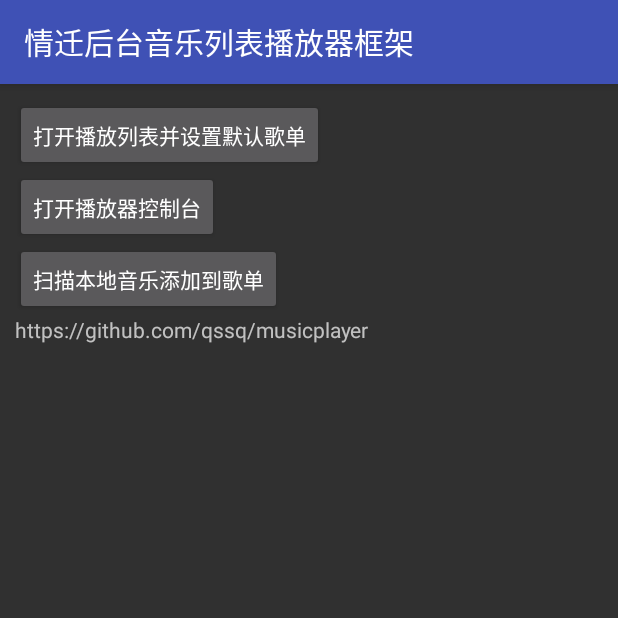
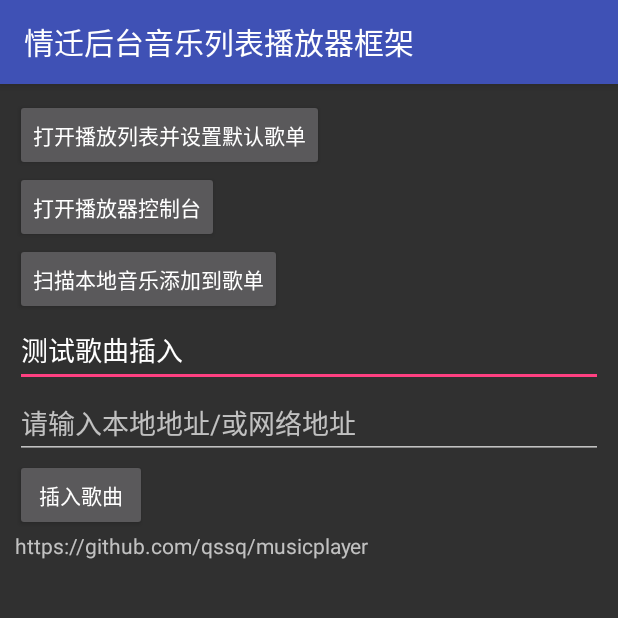
Before and after one commit to lozn00/musicplayer, an Android app: the screen it shows after launch (MainActivity), after a tap on "扫描本地音乐添加到歌单", on a phone screen of 412 x 824 dp, the top half of it. Run offline under Robolectric (Android 15) with nearby library versions, the phone set to English and light mode, and no system bars; libraries missing offline, so code that uses them is left out: com.danikula.videocache.

Commit message:
修复超过35分钟进度调0问题

```diff
--- a/app/src/main/java/cn/qssq666/musicplayerdemo/MainActivity.java
+++ b/app/src/main/java/cn/qssq666/musicplayerdemo/MainActivity.java
@@ -8,9 +8,11 @@ import android.database.Cursor;
 import android.os.Bundle;
 import android.provider.MediaStore;
 import android.support.v7.app.AppCompatActivity;
+import android.text.TextUtils;
 import android.text.format.Formatter;
 import android.util.Log;
 import android.view.View;
+import android.widget.EditText;
 import android.widget.TextView;
 import android.widget.Toast;
 
@@ -19,12 +21,14 @@ import java.util.ArrayList;
 import java.util.List;
 
 import cn.qssq666.musicplayer.music.MusicData;
+import cn.qssq666.musicplayerdemo.bean.NetMusicModel;
 import cn.qssq666.musicplayerdemo.bean.PhoneMedia;
 import cn.qssq666.musicplayerdemo.interfaces.INotify;
 import cn.qssq666.musicplayerdemo.msic.MusicServiceHelper;
 import cn.qssq666.musicplayerdemo.msic.QssqTask;
 import cn.qssq666.musicplayerdemo.utils.DialogUtils;
 import cn.qssq666.musicplayerdemo.utils.TestUtils;
+
 
 public class MainActivity extends AppCompatActivity implements View.OnClickListener {
 
@@ -33,6 +37,8 @@ public class MainActivity extends AppCompatActivity implements View.OnClickListe
     private boolean mCancel;
     private final static String TAG = "MainActivity";
     private TextView tvGithub;
+    private EditText evTitle;
+    private EditText evUrl;
 
     @Override
     protected void onCreate(Bundle savedInstanceState) {
@@ -40,6 +46,9 @@ public class MainActivity extends AppCompatActivity implements View.OnClickListe
         setContentView(R.layout.activity_main);
         findViewById(R.id.btn_to_play_Page).setOnClickListener(this);
         findViewById(R.id.btn_scan_local_music).setOnClickListener(this);
+        evTitle = ((EditText) findViewById(R.id.ev_title));
+        evUrl = ((EditText) findViewById(R.id.ev_url));
+        findViewById(R.id.btn_add_music).setOnClickListener(this);
         tvGithub = (TextView) findViewById(R.id.btn_github);
         tvGithub.setOnClickListener(this);
         findViewById(R.id.btn_to_play_list).setOnClickListener(this);
@@ -104,8 +113,27 @@ public class MainActivity extends AppCompatActivity implements View.OnClickListe
 
             break;
             case R.id.btn_scan_local_music:
+                scanLocalMusic();
+                break;
+            case R.id.btn_add_music:
+                ArrayList list = null;
+                if (instance.getPlaybinder().getMusicList() == null) {
+                    list = new ArrayList();
+                    instance.getPlaybinder().setMusicList(list);
+                } else {
+                    list = (ArrayList) instance.getPlaybinder().getMusicList();
+                }
+                NetMusicModel model = new NetMusicModel();
+                model.setTitle(evTitle.getText().toString());
+                if (TextUtils.isEmpty(evUrl.getText().toString())) {
+                    Toast.makeText(this, "数据为空", Toast.LENGTH_SHORT).show();
+                    return;
+                }
+                model.setUrl(evUrl.getText().toString());
+                synchronized (list) {
+                    list.add(model);
+                }
 
-                scanLocalMusic();
                 break;
         }
     }
--- a/app/src/main/java/cn/qssq666/musicplayerdemo/MusicActivity.java
+++ b/app/src/main/java/cn/qssq666/musicplayerdemo/MusicActivity.java
@@ -95,7 +95,8 @@ public class MusicActivity extends AppCompatActivity implements View.OnClickList
         @Override
         public void onProgressChanged(SeekBar seekBar, int progress, boolean fromUser) {
             if (mPopSeekBarTouching) {//额 我发现多余了有 一个fromUser
-                final long newposition = (mPlayActionCallBack.getTotalTime() * progress) / 1000;
+                long totalTime = mPlayActionCallBack.getTotalTime();
+                final long newposition = (totalTime * progress) / 1000;
 
                 mPlayActionCallBack.seekTo((int) newposition);
             }
@@ -414,6 +415,9 @@ public class MusicActivity extends AppCompatActivity implements View.OnClickList
 
         @Override
         public void onSeekTo(long pos) {
+            if(pos>Integer.MAX_VALUE){
+
+            }
             Log.d(TAG, "onSeekTo：" + pos);
         }
 
--- a/app/src/main/res/layout/activity_main.xml
+++ b/app/src/main/res/layout/activity_main.xml
@@ -27,6 +27,26 @@
         android:layout_height="wrap_content"
         android:text="扫描本地音乐添加到歌单" />
 
+
+    <EditText
+        android:id="@+id/ev_title"
+        android:layout_width="match_parent"
+        android:layout_height="wrap_content"
+        android:hint="请输入标题"
+        android:text="测试歌曲插入 " />
+
+    <EditText
+        android:id="@+id/ev_url"
+        android:layout_width="match_parent"
+        android:layout_height="wrap_content"
+        android:hint="请输入本地地址/或网络地址" />
+
+    <Button
+        android:id="@+id/btn_add_music"
+        android:layout_width="wrap_content"
+        android:layout_height="wrap_content"
+        android:text="插入歌曲" />
+
     <TextView
         android:id="@+id/btn_github"
         android:layout_width="wrap_content"
```
Also changed, not shown: mylibrary/src/main/java/cn/qssq666/musicplayer/music/PlayService.java (+4 -9 lines).
